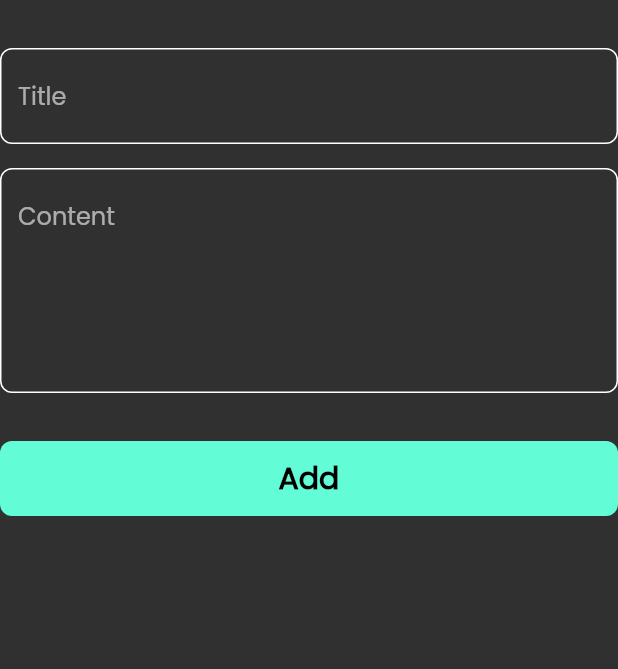
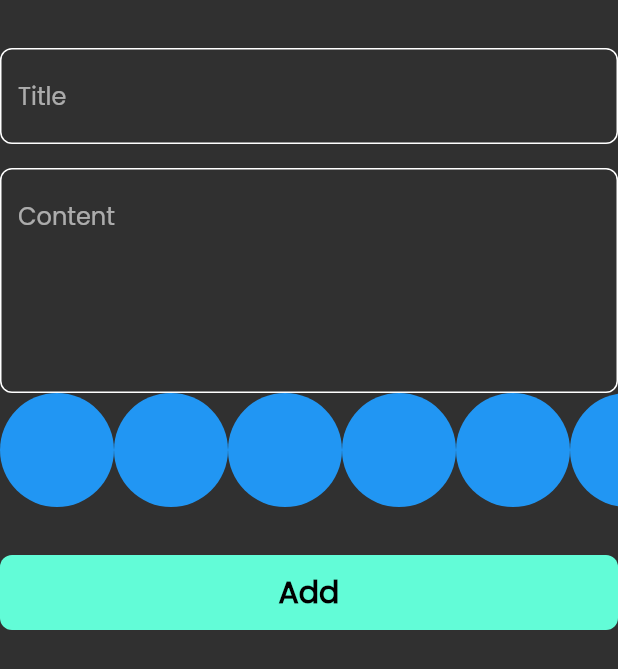
Before and after one commit to mostafaabdo1234/notes_app, a Flutter app: the AddNoteForm widget shown alone on an empty page, opened directly, on a phone screen of 412 x 824 dp. Shown: the top 669 px of the screen. Run offline on Flutter 3.47's test engine with Material 2 defaults, Android fonts, the phone set to English and light mode, and no system bars; our stand-ins replace bloc, flutter_bloc, font_awesome_flutter, hive, hive_flutter; accounts and stored records are empty.

Commit message:
create colors list view part one

```diff
--- a/lib/views/widgets/add_note_form.dart
+++ b/lib/views/widgets/add_note_form.dart
@@ -4,6 +4,7 @@ import 'package:intl/intl.dart';
 import 'package:notes_app/cubits/add_note_cubit/add_%20note_cubit.dart';
 import 'package:notes_app/cubits/add_note_cubit/add_note_state.dart';
 import 'package:notes_app/models/note_model.dart';
+import 'color_list_view.dart';
 import 'custom_button.dart';
 import 'custom_text_field.dart';
 
@@ -46,6 +47,7 @@ class _AddNoteFormState extends State<AddNoteForm> {
             hint: 'Content',
             maxLines: 5,
           ),
+          const ColorListView(),
           const SizedBox(
             height: 32,
           ),
--- /dev/null
+++ b/lib/views/widgets/color_list_view.dart
@@ -0,0 +1,30 @@
+import 'package:flutter/material.dart';
+
+class ColorItem extends StatelessWidget {
+  const ColorItem({super.key});
+
+  @override
+  Widget build(BuildContext context) {
+    return const CircleAvatar(
+      radius: 38,
+      backgroundColor: Colors.blue,
+    );
+  }
+}
+
+class ColorListView extends StatelessWidget {
+  const ColorListView({super.key});
+
+  @override
+  Widget build(BuildContext context) {
+    return SizedBox(
+      height: 38*2,
+      child: ListView.builder(
+        itemCount: 10,
+        scrollDirection: Axis.horizontal,
+        itemBuilder: (context,index){
+        return const ColorItem();
+      }),
+    );
+  }
+}
```
